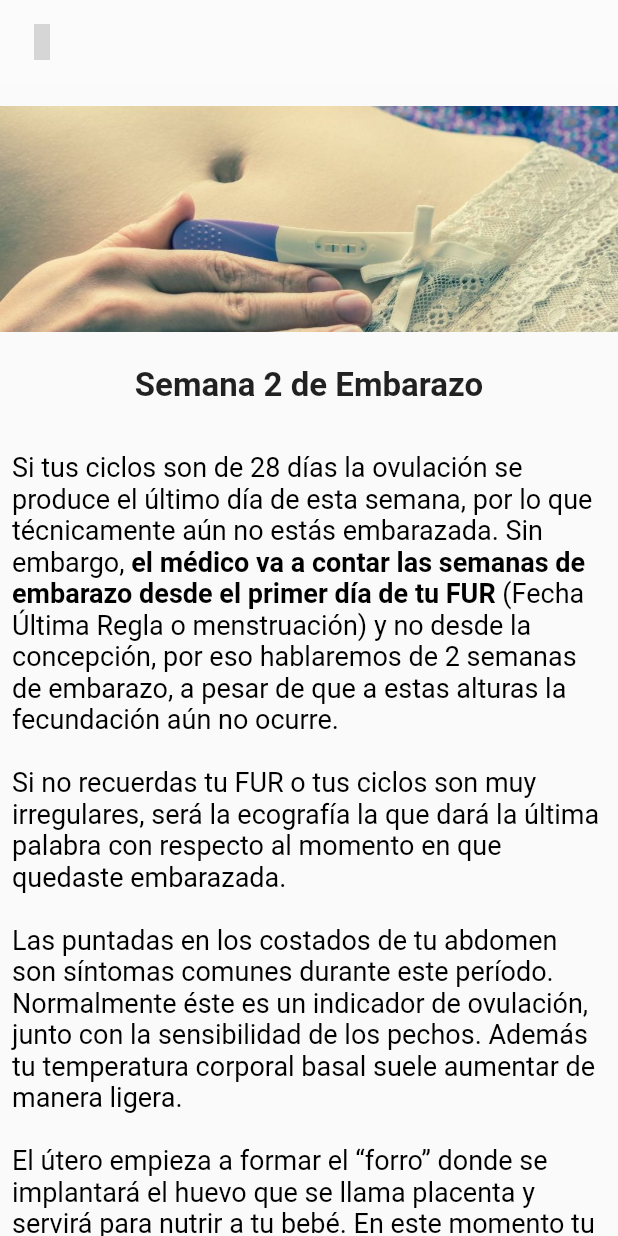
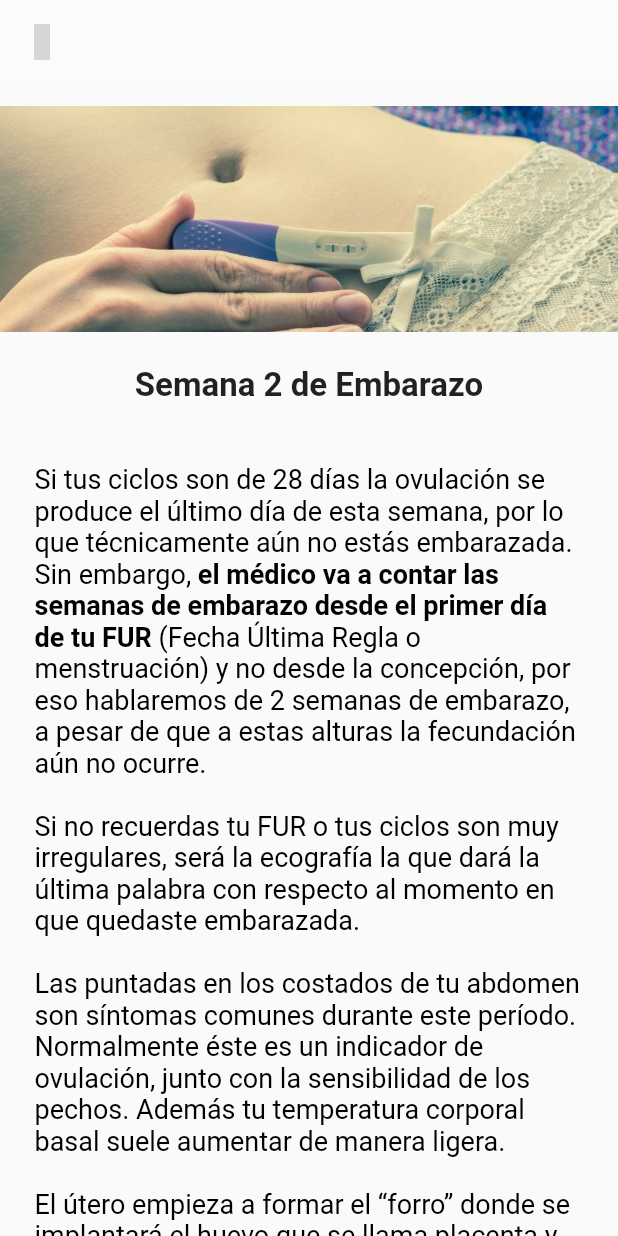
Before and after one commit to DrKoi/obcalculator_unab, a Flutter app: the SemanaPage screen opened directly, on a phone screen of 412 x 824 dp. Run offline on Flutter 3.47's test engine with Material 2 defaults, Android fonts, the phone set to English and light mode, and no system bars; our stand-ins replace jiffy, material_design_icons_flutter, sleek_circular_slider; missing offline and left inert: dart:ffi, roulette; grey boxes are pictures that could not be loaded.

Commit message:
semana pages

```diff
--- a/ob_calculator/lib/pages/semana_pages/semana_page.dart
+++ b/ob_calculator/lib/pages/semana_pages/semana_page.dart
@@ -17,10 +17,14 @@ final Map<num, Semana> semana = {
     image: '',
     numSemana: 'Semana 2 de Embarazo',
     slogan: '',
-    textoSemana: Column(children: [
+    textoSemana:
+        Column(crossAxisAlignment: CrossAxisAlignment.start, children: [
       RichText(
           text: TextSpan(
-              style: TextStyle(fontSize: 18, color: Colors.black),
+              style: TextStyle(
+                  fontSize: 18,
+                  color: Colors.black,
+                  leadingDistribution: TextLeadingDistribution.proportional),
               children: <TextSpan>[
             TextSpan(
                 text:
@@ -40,9 +44,12 @@ final Map<num, Semana> semana = {
           ])
           //textAlign: TextAlign.justify,
           ),
-      Text(
-        '\nOvulación',
-        style: TextStyle(fontSize: 22, fontWeight: FontWeight.bold),
+      RichText(
+        text: TextSpan(
+          text: '\nOvulación',
+          style: TextStyle(
+              fontSize: 22, fontWeight: FontWeight.bold, color: Colors.black),
+        ),
         textAlign: TextAlign.left,
       ),
       RichText(
@@ -298,9 +305,12 @@ class _SemanaState extends State<SemanaPage> {
                     ),
                   ),
                 ),
-                Container(
-                  margin: EdgeInsets.symmetric(horizontal: 8),
-                  child: semana[semanaKey]!.textoSemana,
+                Padding(
+                  padding: const EdgeInsets.all(8.0),
+                  child: Container(
+                    margin: EdgeInsets.symmetric(horizontal: 15),
+                    child: semana[semanaKey]!.textoSemana,
+                  ),
                 )
               ],
             ),
```
